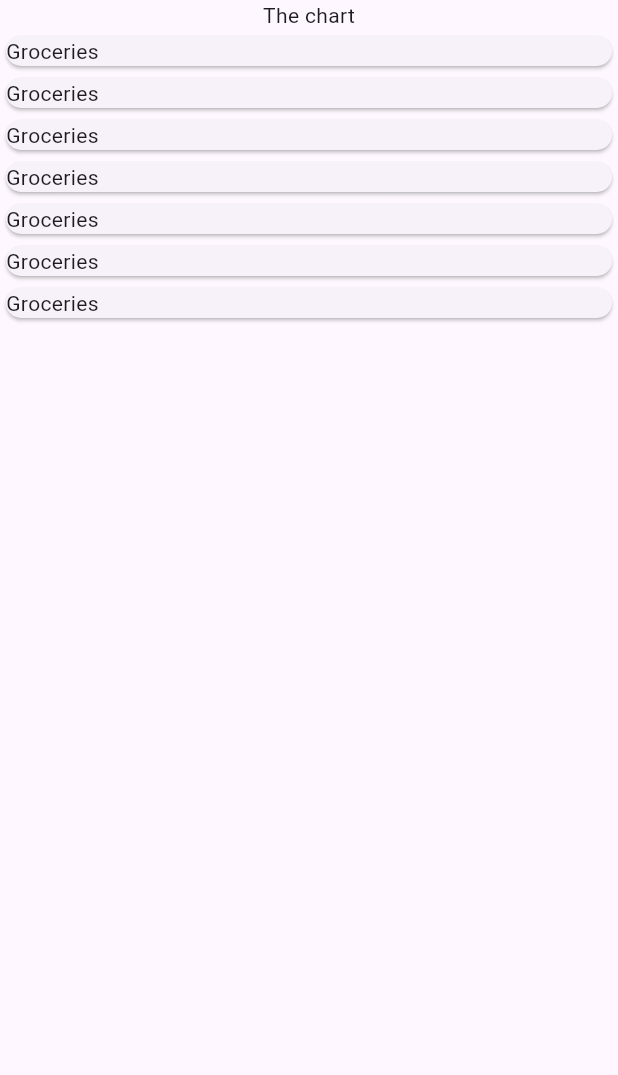
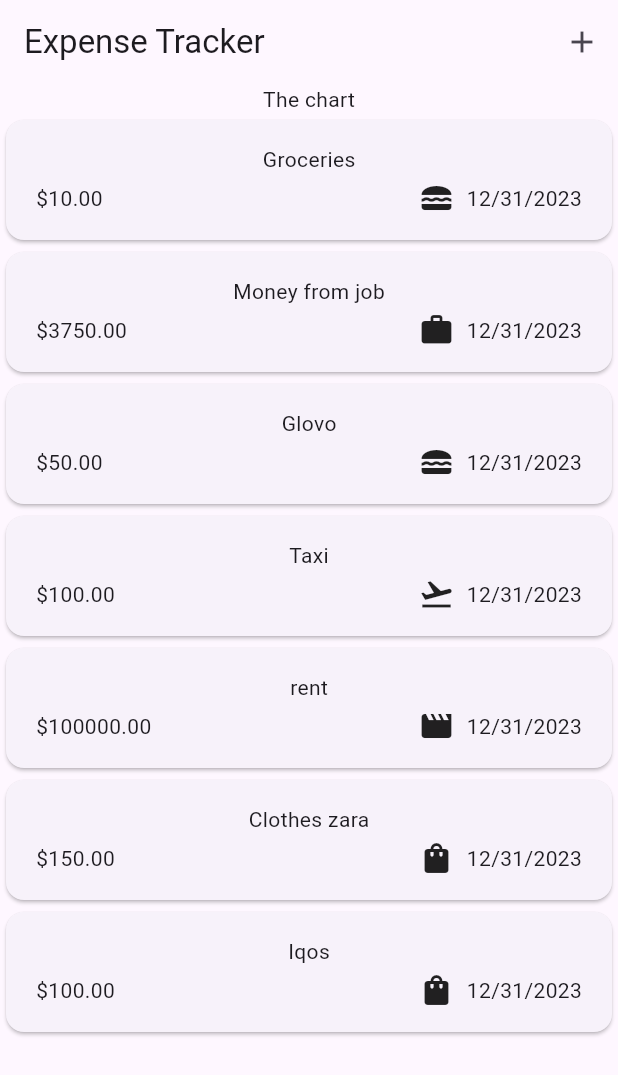
Before and after one commit to PhBouzid/expense_tracking, a Flutter app: the screen it shows after launch, on a phone screen of 412 x 824 dp. Shown: the top 1075 px of the screen. Run offline on Flutter 3.47's test engine with Material 3 defaults, Android fonts, the phone set to English and light mode, and no system bars.

Commit message:
Add model widget

```diff
--- a/lib/main.dart
+++ b/lib/main.dart
@@ -3,9 +3,10 @@ import 'package:expense_tracking/widgets/expenses.dart';
 
 void main() {
   runApp(
-    const MaterialApp(
+    MaterialApp(
       title: 'Expense Tracker',
-      home: Expenses(),
+      theme: ThemeData(useMaterial3: true),
+      home: const Expenses(),
     ),
   );
 }
--- a/lib/models/expense.dart
+++ b/lib/models/expense.dart
@@ -1,6 +1,9 @@
+import 'package:flutter/material.dart';
 import 'package:uuid/uuid.dart';
+import 'package:intl/intl.dart';
 
 const uuid = Uuid();
+final formatter = DateFormat.yMd();
 
 enum Category {
   Food,
@@ -9,6 +12,14 @@ enum Category {
   Work,
   Leisure,
 }
+
+const categoryIcons = {
+  Category.Food: Icons.lunch_dining,
+  Category.Travel: Icons.flight_takeoff,
+  Category.Shopping: Icons.shopping_bag,
+  Category.Leisure: Icons.movie,
+  Category.Work: Icons.work,
+};
 
 class Expense {
   final String id;
@@ -23,4 +34,8 @@ class Expense {
     required this.date,
     required this.category,
   }) : id = uuid.v4();
+
+  String get formattedDate {
+    return formatter.format(date);
+  }
 }
--- a/lib/widgets/expenses.dart
+++ b/lib/widgets/expenses.dart
@@ -1,5 +1,6 @@
 import 'package:expense_tracking/models/expense.dart';
 import 'package:expense_tracking/widgets/list/expenses_list.dart';
+import 'package:expense_tracking/widgets/nex_expense.dart';
 import 'package:flutter/material.dart';
 
 class Expenses extends StatefulWidget {
@@ -12,51 +13,61 @@ class Expenses extends StatefulWidget {
 }
 
 class _ExpenseState extends State<Expenses> {
+  void _openAddExpenseDialog() {
+    showModalBottomSheet(context: context, builder: (ctx) => NewExpense());
+  }
+
   @override
   Widget build(BuildContext context) {
-    List<Expense> expenses = [
+    List<Expense> _registered_expenses = [
       Expense(
           title: 'Groceries',
-          amount: 100.00,
+          amount: 10.00,
           date: DateTime.now(),
           category: Category.Food),
       Expense(
-          title: 'Groceries',
-          amount: 100.00,
+          title: 'Money from job',
+          amount: 3750.00,
+          date: DateTime.now(),
+          category: Category.Work),
+      Expense(
+          title: 'Glovo',
+          amount: 50.00,
           date: DateTime.now(),
           category: Category.Food),
       Expense(
-          title: 'Groceries',
+          title: 'Taxi',
           amount: 100.00,
           date: DateTime.now(),
-          category: Category.Food),
+          category: Category.Travel),
       Expense(
-          title: 'Groceries',
+          title: 'rent',
+          amount: 100000.00,
+          date: DateTime.now(),
+          category: Category.Leisure),
+      Expense(
+          title: 'Clothes zara',
+          amount: 150.00,
+          date: DateTime.now(),
+          category: Category.Shopping),
+      Expense(
+          title: 'Iqos',
           amount: 100.00,
           date: DateTime.now(),
-          category: Category.Food),
-      Expense(
-          title: 'Groceries',
-          amount: 100.00,
-          date: DateTime.now(),
-          category: Category.Food),
-      Expense(
-          title: 'Groceries',
-          amount: 100.00,
-          date: DateTime.now(),
-          category: Category.Food),
-      Expense(
-          title: 'Groceries',
-          amount: 100.00,
-          date: DateTime.now(),
-          category: Category.Food),
+          category: Category.Shopping),
     ];
     return Scaffold(
+        appBar: AppBar(title: const Text('Expense Tracker'), actions: [
+          IconButton(
+            icon: const Icon(Icons.add),
+            onPressed: _openAddExpenseDialog,
+          )
+        ]),
         body: Column(
-      children: [
-        const Text('The chart'),
-        Expanded(child: ExpensesList(expenses: expenses))
-      ],
-    ));
+          children: [
+            const Text('The chart'),
+            Expanded(child: ExpensesList(expenses: _registered_expenses))
+          ],
+        ));
   }
 }
--- a/lib/widgets/list/expense_item.dart
+++ b/lib/widgets/list/expense_item.dart
@@ -10,7 +10,34 @@ class ExpenseItem extends StatelessWidget {
   @override
   Widget build(BuildContext context) {
     return Card(
-      child: Text(expense.title),
+      child: Padding(
+          padding: const EdgeInsets.symmetric(
+            horizontal: 20,
+            vertical: 16,
+          ),
+          child: Column(
+            children: [
+              Text(expense.title),
+              const SizedBox(
+                height: 4,
+              ),
+              Row(
+                children: [
+                  Text('\$${expense.amount.toStringAsFixed(2)}'),
+                  const Spacer(),
+                  Row(
+                    children: [
+                      Icon(categoryIcons[expense.category]),
+                      const SizedBox(
+                        width: 8,
+                      ),
+                      Text(expense.formattedDate)
+                    ],
+                  )
+                ],
+              )
+            ],
+          )),
     );
   }
 }
--- a/pubspec.yaml
+++ b/pubspec.yaml
@@ -36,6 +36,7 @@ dependencies:
   # Use with the CupertinoIcons class for iOS style icons.
   cupertino_icons: ^1.0.2
   uuid: ^4.2.2
+  intl: ^0.19.0
 
 dev_dependencies:
   flutter_test:
```
Also changed, not shown: lib/widgets/nex_expense.dart (added, +101 -0 lines), pubspec.lock.
